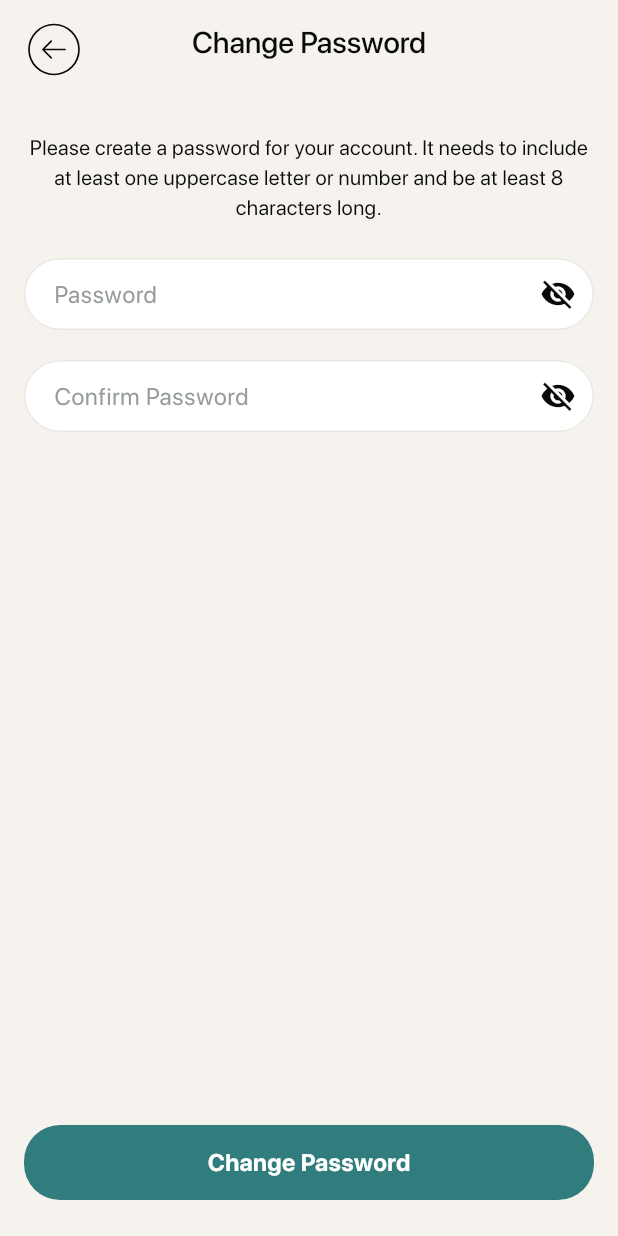
After one commit to ryann254/Surveva-App, a Flutter app: the ChangePasswordPage screen opened directly, on a phone screen of 412 x 824 dp. The commit adds this screen. Run offline on Flutter 3.47's test engine with Material 3 defaults, Android fonts, the phone set to English and light mode, and no system bars; our stand-ins replace flutter_svg, permission_handler; missing offline and left inert: date_picker_plus, flutter_verification_code; project files that could hold a hidden picture were left out.

Commit message:
feat: add ChangePasswordPage ui

```diff
--- a/lib/pages/auth/ForgotPasswordPage.dart
+++ b/lib/pages/auth/ForgotPasswordPage.dart
@@ -72,7 +72,7 @@ class _ForgotPasswordPageState extends State<ForgotPasswordPage> {
                                   context,
                                   MaterialPageRoute(
                                       builder: (context) =>
-                                          const AuthenticationCodePage()));
+                                          const AuthenticationCodePage(origin: 'forgot')));
                             },
                             child: Container(
                                 width: double.infinity,
--- /dev/null
+++ b/lib/pages/profile/ChangePasswordPage.dart
@@ -0,0 +1,106 @@
+import 'package:flutter/material.dart';
+import 'package:flutter_svg/svg.dart';
+import 'package:surveva_app/pages/auth/AuthenticationCodePage.dart';
+import 'package:surveva_app/widgets/authWidgets.dart';
+
+class ChangePasswordPage extends StatefulWidget {
+  const ChangePasswordPage({super.key});
+
+  @override
+  State<ChangePasswordPage> createState() => _ChangePasswordPageState();
+}
+
+class _ChangePasswordPageState extends State<ChangePasswordPage> {
+  bool obscurePassword = true;
+  bool obscureConfirmPassword = true;
+
+  isObscurePassword() {
+    setState(() {
+      obscurePassword = !obscurePassword;
+    });
+  }
+
+  isObscureConfirmPassword() {
+    setState(() {
+      obscureConfirmPassword = !obscureConfirmPassword;
+    });
+  }
+
+  @override
+  Widget build(BuildContext context) {
+    return Scaffold(
+      appBar: appBar(context),
+      body: SafeArea(
+        child: Padding(
+          padding: const EdgeInsets.symmetric(horizontal: 16.0),
+          child: Column(
+            children: [
+              const SizedBox(height: 32),
+              const Text(
+                'Please create a password for your account. It needs to include at least one uppercase letter or number and be at least 8 characters long.',
+                style: TextStyle(
+                  fontSize: 14,
+                  fontWeight: FontWeight.w400,
+                ),
+                textAlign: TextAlign.center,
+              ),
+              const SizedBox(height: 24),
+              passwordWidget(obscurePassword, isObscurePassword, context),
+              const SizedBox(height: 18),
+              confirmPasswordWidget(
+                  obscureConfirmPassword, isObscureConfirmPassword, context),
+              const Spacer(),
+              GestureDetector(
+                onTap: () {
+                  Navigator.push(
+                      context,
+                      MaterialPageRoute(
+                          builder: (context) =>
+                              const AuthenticationCodePage(origin: 'profile')));
+                },
+                child: Container(
+                  width: double.infinity,
+                  height: 50,
+                  decoration: BoxDecoration(
+                    color: Theme.of(context).primaryColor,
+                    borderRadius: BorderRadius.circular(24),
+                  ),
+                  child: Center(
+                    child: Text(
+                      'Change Password',
+                      style: TextStyle(
+                          color:
+                              Theme.of(context).colorScheme.onPrimary,
+                          fontSize: 16,
+                          fontWeight: FontWeight.w600),
+                    ),
+                  ),
+                ),
+              ),
+              const SizedBox(height: 24),
+            ],
+          ),
+        ),
+      ),
+    );
+  }
+}
+
+AppBar appBar(BuildContext context) {
+  return AppBar(
+    leading: GestureDetector(
+      child: Padding(
+        padding: const EdgeInsets.only(left: 16.0, top: 10.0),
+        child: SvgPicture.asset('assets/create poll/back_button.svg'),
+      ),
+      onTap: () {
+        Navigator.pop(context);
+      },
+    ),
+    title: const Text(
+      'Change Password',
+      style: TextStyle(fontSize: 20, fontWeight: FontWeight.w500),
+    ),
+    centerTitle: true,
+  );
+}
```
Also changed, not shown: lib/pages/auth/AuthenticationCodePage.dart (+105 -6 lines), lib/pages/profile/AboutPage.dart (added, +37 -0 lines), lib/pages/profile/HelpPage.dart (added, +38 -0 lines), lib/pages/profile/MoreSettingsPage.dart (+11 -5 lines), lib/pages/profile/ReportPage.dart (added, +38 -0 lines), lib/pages/profile/SettingsPage.dart (+21 -4 lines).
